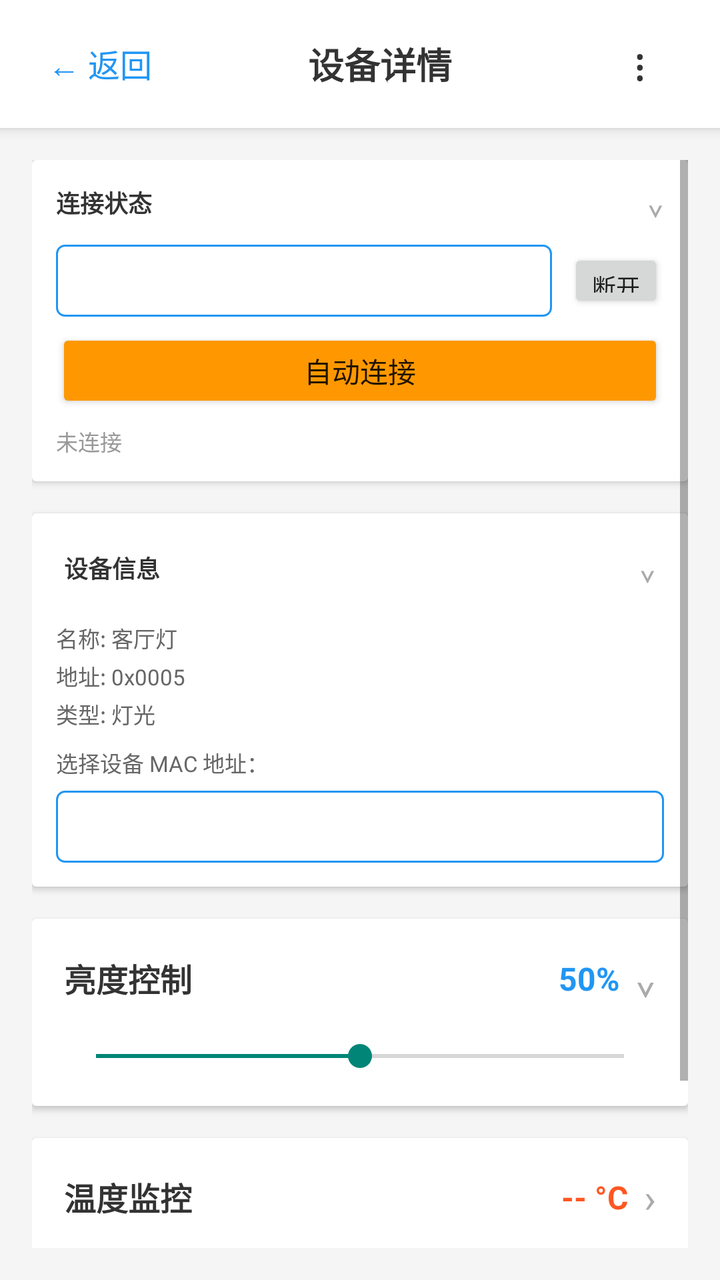
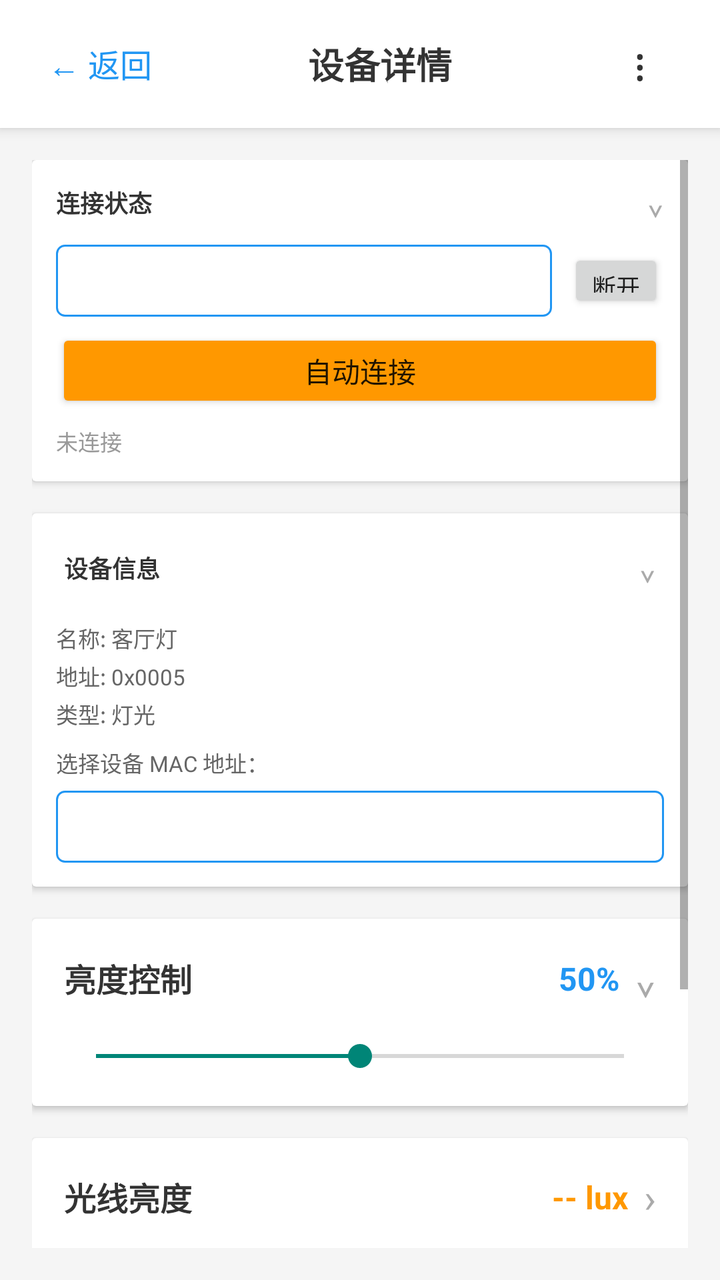

Screens rendered from an Android XML layout before and after an edit, with the pre-edit source and the edit as a unified diff.
<!-- AndroidManifest.xml: activity theme Theme.BLE_Device_Mesh -->
<!-- res/layout/activity_device_detail.xml -->
<?xml version="1.0" encoding="utf-8"?>
<LinearLayout xmlns:android="http://schemas.android.com/apk/res/android"
    android:layout_width="match_parent"
    android:layout_height="match_parent"
    android:orientation="vertical"
    android:background="#F5F5F5"
    android:fitsSystemWindows="true">

    
    <LinearLayout
        android:layout_width="match_parent"
        android:layout_height="wrap_content"
        android:minHeight="56dp"
        android:background="@android:color/white"
        android:elevation="4dp"
        android:gravity="center_vertical"
        android:paddingStart="16dp"
        android:paddingEnd="16dp"
        android:paddingTop="8dp"
        android:paddingBottom="8dp">

        <TextView
            android:id="@+id/btnBack"
            android:layout_width="wrap_content"
            android:layout_height="wrap_content"
            android:text="← 返回"
            android:textSize="16sp"
            android:textColor="#2196F3"
            android:padding="8dp"
            android:background="?android:attr/selectableItemBackground"/>

        <TextView
            android:id="@+id/tvTitle"
            android:layout_width="0dp"
            android:layout_height="wrap_content"
            android:layout_weight="1"
            android:text="设备详情"
            android:textSize="18sp"
            android:textStyle="bold"
            android:textColor="#333333"
            android:gravity="center"/>

        <TextView
            android:id="@+id/btnMenu"
            android:layout_width="48dp"
            android:layout_height="48dp"
            android:text="⋮"
            android:textSize="22sp"
            android:textColor="#333333"
            android:gravity="center"
            android:background="?android:attr/selectableItemBackgroundBorderless"/>

    </LinearLayout>

    <ScrollView
        android:layout_width="match_parent"
        android:layout_height="match_parent"
        android:padding="16dp">

        <LinearLayout
            android:layout_width="match_parent"
            android:layout_height="wrap_content"
            android:orientation="vertical">

            
            <androidx.cardview.widget.CardView
                android:layout_width="match_parent"
                android:layout_height="wrap_content"
                android:layout_marginBottom="16dp"
                android:elevation="4dp">

                <LinearLayout
                    android:layout_width="match_parent"
                    android:layout_height="wrap_content"
                    android:orientation="vertical">

                    <LinearLayout
                        android:id="@+id/headerConnection"
                        android:layout_width="match_parent"
                        android:layout_height="wrap_content"
                        android:orientation="horizontal"
                        android:gravity="center_vertical"
                        android:paddingStart="12dp"
                        android:paddingEnd="12dp"
                        android:paddingTop="10dp"
                        android:paddingBottom="10dp"
                        android:background="?android:attr/selectableItemBackground">

                        <TextView
                            android:layout_width="0dp"
                            android:layout_height="wrap_content"
                            android:layout_weight="1"
                            android:text="连接状态"
                            android:textSize="12sp"
                            android:textStyle="bold"
                            android:textColor="#333333"/>

                        <TextView
                            android:id="@+id/iconConnection"
                            android:layout_width="wrap_content"
                            android:layout_height="wrap_content"
                            android:text="⌄"
                            android:textSize="16sp"
                            android:textColor="#AAAAAA"/>
                    </LinearLayout>

                    <LinearLayout
                        android:id="@+id/bodyConnection"
                        android:layout_width="match_parent"
                        android:layout_height="wrap_content"
                        android:orientation="vertical"
                        android:paddingStart="12dp"
                        android:paddingEnd="12dp"
                        android:paddingBottom="12dp">

                        <LinearLayout
                            android:layout_width="match_parent"
                            android:layout_height="wrap_content"
                            android:orientation="horizontal"
                            android:gravity="center_vertical">

                            <Spinner
                                android:id="@+id/spinnerProxyAddress"
                                android:layout_width="0dp"
                                android:layout_height="36dp"
                                android:layout_weight="1"
                                android:layout_marginEnd="8dp"
                                android:background="@drawable/spinner_background"
                                android:spinnerMode="dropdown"/>

                            <Button
                                android:id="@+id/btnConnect"
                                android:layout_width="wrap_content"
                                android:layout_height="32dp"
                                android:text="断开"
                                android:textSize="12sp"
                                android:minWidth="0dp"
                                android:paddingStart="12dp"
                                android:paddingEnd="12dp"/>

                        </LinearLayout>

                        <Button
                            android:id="@+id/btnAutoConnect"
                            android:layout_width="match_parent"
                            android:layout_height="42dp"
                            android:layout_marginTop="6dp"
                            android:text="自动连接"
                            android:textSize="14sp"
                            android:backgroundTint="#FF9800"/>

                        <TextView
                            android:id="@+id/tvConnectionStatus"
                            android:layout_width="wrap_content"
                            android:layout_height="wrap_content"
                            android:layout_marginTop="6dp"
                            android:text="未连接"
                            android:textSize="11sp"
                            android:textColor="#999999"/>

                    </LinearLayout>
                </LinearLayout>

            </androidx.cardview.widget.CardView>

            
            <androidx.cardview.widget.CardView
                android:layout_width="match_parent"
                android:layout_height="wrap_content"
                android:layout_marginBottom="16dp"
                android:elevation="4dp">

                <LinearLayout
                    android:layout_width="match_parent"
                    android:layout_height="wrap_content"
                    android:orientation="vertical">

                    <LinearLayout
                        android:id="@+id/headerDeviceInfo"
                        android:layout_width="match_parent"
                        android:layout_height="wrap_content"
                        android:orientation="horizontal"
                        android:gravity="center_vertical"
                        android:padding="16dp"
                        android:background="?android:attr/selectableItemBackground">

                        <TextView
                            android:layout_width="0dp"
                            android:layout_height="wrap_content"
                            android:layout_weight="1"
                            android:text="设备信息"
                            android:textSize="12sp"
                            android:textStyle="bold"
                            android:textColor="#333333"/>

                        <TextView
                            android:id="@+id/iconDeviceInfo"
                            android:layout_width="wrap_content"
                            android:layout_height="wrap_content"
                            android:text="⌄"
                            android:textSize="16sp"
                            android:textColor="#AAAAAA"/>
                    </LinearLayout>

                    <LinearLayout
                        android:id="@+id/bodyDeviceInfo"
                        android:layout_width="match_parent"
                        android:layout_height="wrap_content"
                        android:orientation="vertical"
                        android:paddingStart="12dp"
                        android:paddingEnd="12dp"
                        android:paddingBottom="12dp">

                        <TextView
                            android:id="@+id/tvDeviceInfo"
                            android:layout_width="wrap_content"
                            android:layout_height="wrap_content"
                            android:text="名称: 客厅灯\n地址: 0x0005\n类型: 灯光"
                            android:textSize="11sp"
                            android:textColor="#666666"
                            android:lineSpacingExtra="3dp"
                            android:layout_marginBottom="8dp"/>

                        <TextView
                            android:layout_width="wrap_content"
                            android:layout_height="wrap_content"
                            android:text="选择设备 MAC 地址："
                            android:textSize="11sp"
                            android:textColor="#666666"
                            android:layout_marginBottom="6dp"/>

                        <Spinner
                            android:id="@+id/spinnerDeviceMac"
                            android:layout_width="match_parent"
                            android:layout_height="36dp"
                            android:background="@drawable/spinner_background"
                            android:spinnerMode="dropdown"/>

                    </LinearLayout>
                </LinearLayout>

            </androidx.cardview.widget.CardView>

            
            <androidx.cardview.widget.CardView
                android:layout_width="match_parent"
                android:layout_height="wrap_content"
                android:layout_marginBottom="16dp"
                android:elevation="4dp">

                <LinearLayout
                    android:layout_width="match_parent"
                    android:layout_height="wrap_content"
                    android:orientation="vertical">

                    <LinearLayout
                        android:id="@+id/headerBrightness"
                        android:layout_width="match_parent"
                        android:layout_height="wrap_content"
                        android:orientation="horizontal"
                        android:gravity="center_vertical"
                        android:padding="16dp"
                        android:background="?android:attr/selectableItemBackground">

                        <TextView
                            android:layout_width="0dp"
                            android:layout_height="wrap_content"
                            android:layout_weight="1"
                            android:text="亮度控制"
                            android:textSize="16sp"
                            android:textStyle="bold"
                            android:textColor="#333333"/>

                        <TextView
                            android:id="@+id/tvBrightnessValue"
                            android:layout_width="wrap_content"
                            android:layout_height="wrap_content"
                            android:layout_marginEnd="8dp"
                            android:text="50%"
                            android:textSize="16sp"
                            android:textColor="#2196F3"
                            android:textStyle="bold"/>

                        <TextView
                            android:id="@+id/iconBrightness"
                            android:layout_width="wrap_content"
                            android:layout_height="wrap_content"
                            android:text="⌄"
                            android:textSize="20sp"
                            android:textColor="#AAAAAA"/>
                    </LinearLayout>

                    <LinearLayout
                        android:id="@+id/bodyBrightness"
                        android:layout_width="match_parent"
                        android:layout_height="wrap_content"
                        android:orientation="vertical"
                        android:paddingStart="16dp"
                        android:paddingEnd="16dp"
                        android:paddingBottom="16dp">

                        <SeekBar
                            android:id="@+id/seekBarBrightness"
                            android:layout_width="match_parent"
                            android:layout_height="wrap_content"
                            android:max="100"
                            android:progress="50"/>

                    </LinearLayout>
                </LinearLayout>

            </androidx.cardview.widget.CardView>

            
            <androidx.cardview.widget.CardView
                android:layout_width="match_parent"
                android:layout_height="wrap_content"
                android:layout_marginBottom="16dp"
                android:elevation="4dp">

                <LinearLayout
                    android:layout_width="match_parent"
                    android:layout_height="wrap_content"
                    android:orientation="vertical">

                    <LinearLayout
                        android:id="@+id/headerTemperature"
                        android:layout_width="match_parent"
                        android:layout_height="wrap_content"
                        android:orientation="horizontal"
                        android:gravity="center_vertical"
                        android:padding="16dp"
                        android:background="?android:attr/selectableItemBackground">

                        <TextView
                            android:layout_width="0dp"
                            android:layout_height="wrap_content"
                            android:layout_weight="1"
                            android:text="温度监控"
                            android:textSize="16sp"
                            android:textStyle="bold"
                            android:textColor="#333333"/>

                        <TextView
                            android:id="@+id/tvTemperatureValue"
                            android:layout_width="wrap_content"
                            android:layout_height="wrap_content"
                            android:layout_marginEnd="8dp"
                            android:text="-- °C"
                            android:textSize="16sp"
                            android:textStyle="bold"
                            android:textColor="#FF5722"/>

                        <TextView
                            android:id="@+id/iconTemperature"
                            android:layout_width="wrap_content"
                            android:layout_height="wrap_content"
                            android:text="›"
                            android:textSize="20sp"
                            android:textColor="#AAAAAA"/>
                    </LinearLayout>

                    <LinearLayout
                        android:id="@+id/bodyTemperature"
                        android:layout_width="match_parent"
                        android:layout_height="wrap_content"
                        android:orientation="vertical"
                        android:paddingStart="16dp"
                        android:paddingEnd="16dp"
                        android:paddingBottom="16dp"
                        android:visibility="gone">

                        <Button
                            android:id="@+id/btnRefreshTemp"
                            android:layout_width="wrap_content"
                            android:layout_height="wrap_content"
                            android:text="刷新温度"
                            android:backgroundTint="#FF5722"
                            android:textColor="@android:color/white"/>

                    </LinearLayout>
                </LinearLayout>

            </androidx.cardview.widget.CardView>

            
            <androidx.cardview.widget.CardView
                android:layout_width="match_parent"
                android:layout_height="wrap_content"
                android:layout_marginBottom="16dp"
                android:elevation="4dp">

                <LinearLayout
                    android:layout_width="match_parent"
                    android:layout_height="wrap_content"
                    android:orientation="vertical">

                    <LinearLayout
                        android:id="@+id/headerTime"
                        android:layout_width="match_parent"
                        android:layout_height="wrap_content"
                        android:orientation="horizontal"
                        android:gravity="center_vertical"
                        android:padding="16dp"
                        android:background="?android:attr/selectableItemBackground">

                        <TextView
                            android:layout_width="0dp"
                            android:layout_height="wrap_content"
                            android:layout_weight="1"
                            android:text="时间同步"
                            android:textSize="16sp"
                            android:textStyle="bold"
                            android:textColor="#333333"/>

                        <TextView
                            android:id="@+id/iconTime"
                            android:layout_width="wrap_content"
                            android:layout_height="wrap_content"
                            android:text="›"
                            android:textSize="20sp"
                            android:textColor="#AAAAAA"/>
                    </LinearLayout>

                    <LinearLayout
                        android:id="@+id/bodyTime"
                        android:layout_width="match_parent"
                        android:layout_height="wrap_content"
                        android:orientation="vertical"
                        android:paddingStart="16dp"
                        android:paddingEnd="16dp"
                        android:paddingBottom="16dp"
                        android:visibility="gone">

                        <TextView
                            android:id="@+id/tvDeviceTime"
                            android:layout_width="match_parent"
                            android:layout_height="wrap_content"
                            android:text="设备时间: --"
                            android:textSize="14sp"
                            android:textColor="#666666"
                            android:layout_marginBottom="12dp"/>

                        <LinearLayout
                            android:layout_width="match_parent"
                            android:layout_height="wrap_content"
                            android:orientation="horizontal"
                            android:gravity="center_vertical">

                            <Button
                                android:id="@+id/btnReadTime"
                                android:layout_width="0dp"
                                android:layout_height="wrap_content"
                                android:layout_weight="1"
                                android:layout_marginEnd="8dp"
                                android:text="读取时间"
                                android:backgroundTint="#4CAF50"/>

                            <Button
                                android:id="@+id/btnSyncTime"
                                android:layout_width="0dp"
                                android:layout_height="wrap_content"
                                android:layout_weight="1"
                                android:text="同步时间"
                                android:backgroundTint="#2196F3"/>

                        </LinearLayout>

                    </LinearLayout>
                </LinearLayout>

            </androidx.cardview.widget.CardView>

            
            <androidx.cardview.widget.CardView
                android:id="@+id/cardSchedule"
                android:layout_width="match_parent"
                android:layout_height="wrap_content"
                android:layout_marginBottom="16dp"
                android:elevation="4dp"
                android:visibility="gone">

                <LinearLayout
                    android:layout_width="match_parent"
                    android:layout_height="wrap_content"
                    android:orientation="vertical">

                    <LinearLayout
                        android:id="@+id/headerSchedule"
                        android:layout_width="match_parent"
                        android:layout_height="wrap_content"
                        android:orientation="horizontal"
                        android:gravity="center_vertical"
                        android:padding="16dp"
                        android:background="?android:attr/selectableItemBackground">

                        <TextView
                            android:layout_width="0dp"
                            android:layout_height="wrap_content"
                            android:layout_weight="1"
                            android:text="定时开关"
                            android:textSize="16sp"
                            android:textStyle="bold"
                            android:textColor="#333333"/>

                        <TextView
                            android:id="@+id/iconSchedule"
                            android:layout_width="wrap_content"
                            android:layout_height="wrap_content"
                            android:text="›"
                            android:textSize="20sp"
                            android:textColor="#AAAAAA"/>
                    </LinearLayout>

                    <LinearLayout
                        android:id="@+id/bodySchedule"
                        android:layout_width="match_parent"
                        android:layout_height="wrap_content"
                        android:orientation="vertical"
                        android:paddingStart="16dp"
                        android:paddingEnd="16dp"
                        android:paddingBottom="16dp"
                        android:visibility="gone">

                        
                        <LinearLayout
                            android:layout_width="match_parent"
                            android:layout_height="wrap_content"
                            android:orientation="horizontal"
                            android:gravity="center_vertical"
                            android:layout_marginBottom="12dp">

                            <TextView
                                android:layout_width="0dp"
                                android:layout_height="wrap_content"
                                android:layout_weight="1"
                                android:text="定时开机"
                                android:textSize="14sp"
                                android:textColor="#333333"/>

                            <TextView
                                android:id="@+id/tvOnTime"
                                android:layout_width="wrap_content"
                                android:layout_height="wrap_content"
                                android:text="未设置"
                                android:textSize="14sp"
                                android:textColor="#2196F3"
                                android:layout_marginEnd="8dp"/>

                            <TextView
                                android:id="@+id/tvOnRepeat"
                                android:layout_width="wrap_content"
                                android:layout_height="wrap_content"
                                android:text="每天"
                                android:textSize="11sp"
                                android:textColor="#FFFFFF"
                                android:background="#2196F3"
                                android:paddingStart="6dp"
                                android:paddingEnd="6dp"
                                android:paddingTop="2dp"
                                android:paddingBottom="2dp"
                                android:layout_marginEnd="6dp"/>

                            <Button
                                android:id="@+id/btnSetOnTime"
                                android:layout_width="wrap_content"
                                android:layout_height="32dp"
                                android:text="设置"
                                android:textSize="12sp"
                                android:minWidth="0dp"
                                android:paddingStart="12dp"
                                android:paddingEnd="12dp"
                                android:layout_marginEnd="4dp"
                                android:backgroundTint="#4CAF50"/>

                            <Button
                                android:id="@+id/btnClearOnTime"
                                android:layout_width="wrap_content"
                                android:layout_height="32dp"
                                android:text="清除"
                                android:textSize="12sp"
                                android:minWidth="0dp"
                                android:paddingStart="12dp"
                                android:paddingEnd="12dp"
                                android:backgroundTint="#9E9E9E"/>
                        </LinearLayout>

                        
                        <LinearLayout
                            android:layout_width="match_parent"
                            android:layout_height="wrap_content"
                            android:orientation="horizontal"
                            android:gravity="center_vertical">

                            <TextView
                                android:layout_width="0dp"
                                android:layout_height="wrap_content"
                                android:layout_weight="1"
                                android:text="定时关机"
                                android:textSize="14sp"
                                android:textColor="#333333"/>

                            <TextView
                                android:id="@+id/tvOffTime"
                                android:layout_width="wrap_content"
                                android:layout_height="wrap_content"
                                android:text="未设置"
                                android:textSize="14sp"
                                android:textColor="#FF5722"
                                android:layout_marginEnd="8dp"/>

                            <TextView
                                android:id="@+id/tvOffRepeat"
                                android:layout_width="wrap_content"
                                android:layout_height="wrap_content"
                                android:text="每天"
                                android:textSize="11sp"
                                android:textColor="#FFFFFF"
                                android:background="#FF5722"
                                android:paddingStart="6dp"
                                android:paddingEnd="6dp"
                                android:paddingTop="2dp"
                                android:paddingBottom="2dp"
                                android:layout_marginEnd="6dp"/>

                            <Button
                                android:id="@+id/btnSetOffTime"
                                android:layout_width="wrap_content"
                                android:layout_height="32dp"
                                android:text="设置"
                                android:textSize="12sp"
                                android:minWidth="0dp"
                                android:paddingStart="12dp"
                                android:paddingEnd="12dp"
                                android:layout_marginEnd="4dp"
                                android:backgroundTint="#FF5722"/>

                            <Button
                                android:id="@+id/btnClearOffTime"
                                android:layout_width="wrap_content"
                                android:layout_height="32dp"
                                android:text="清除"
                                android:textSize="12sp"
                                android:minWidth="0dp"
                                android:paddingStart="12dp"
                                android:paddingEnd="12dp"
                                android:backgroundTint="#9E9E9E"/>
                        </LinearLayout>

                    </LinearLayout>
                </LinearLayout>

            </androidx.cardview.widget.CardView>

            
            <TextView
                android:id="@+id/tvStatus"
                android:layout_width="wrap_content"
                android:layout_height="wrap_content"
                android:text="状态: 未连接"
                android:textSize="12sp"
                android:textColor="#999999"
                android:layout_marginTop="8dp"/>

        </LinearLayout>

    </ScrollView>

</LinearLayout>
<!-- resources referenced by this layout -->
<resources>
  <!-- drawable spinner_background (drawable) -->
  <?xml version="1.0" encoding="utf-8"?>
  <shape xmlns:android="http://schemas.android.com/apk/res/android">
      <solid android:color="#FFFFFF"/>
      <corners android:radius="4dp"/>
      <stroke
          android:width="1dp"
          android:color="#2196F3"/>
      <padding
          android:left="12dp"
          android:top="8dp"
          android:right="12dp"
          android:bottom="8dp"/>
  </shape>
  <style name="Theme.BLE_Device_Mesh" parent="android:Theme.Material.Light.NoActionBar" />
</resources>

<!-- the commit's change to res/layout/activity_device_detail.xml (unified diff, before → after) -->
@@ -324,6 +324,78 @@
                     android:orientation="vertical">
 
                     <LinearLayout
+                        android:id="@+id/headerLightLevel"
+                        android:layout_width="match_parent"
+                        android:layout_height="wrap_content"
+                        android:orientation="horizontal"
+                        android:gravity="center_vertical"
+                        android:padding="16dp"
+                        android:background="?android:attr/selectableItemBackground">
+
+                        <TextView
+                            android:layout_width="0dp"
+                            android:layout_height="wrap_content"
+                            android:layout_weight="1"
+                            android:text="光线亮度"
+                            android:textSize="16sp"
+                            android:textStyle="bold"
+                            android:textColor="#333333"/>
+
+                        <TextView
+                            android:id="@+id/tvLightLevelValue"
+                            android:layout_width="wrap_content"
+                            android:layout_height="wrap_content"
+                            android:layout_marginEnd="8dp"
+                            android:text="-- lux"
+                            android:textSize="16sp"
+                            android:textStyle="bold"
+                            android:textColor="#FF9800"/>
+
+                        <TextView
+                            android:id="@+id/iconLightLevel"
+                            android:layout_width="wrap_content"
+                            android:layout_height="wrap_content"
+                            android:text="›"
+                            android:textSize="20sp"
+                            android:textColor="#AAAAAA"/>
+                    </LinearLayout>
+
+                    <LinearLayout
+                        android:id="@+id/bodyLightLevel"
+                        android:layout_width="match_parent"
+                        android:layout_height="wrap_content"
+                        android:orientation="vertical"
+                        android:paddingStart="16dp"
+                        android:paddingEnd="16dp"
+                        android:paddingBottom="16dp"
+                        android:visibility="gone">
+
+                        <Button
+                            android:id="@+id/btnRefreshLightLevel"
+                            android:layout_width="wrap_content"
+                            android:layout_height="wrap_content"
+                            android:text="刷新光照"
+                            android:backgroundTint="#FF9800"
+                            android:textColor="@android:color/white"/>
+
+                    </LinearLayout>
+                </LinearLayout>
+
+            </androidx.cardview.widget.CardView>
+
+            
+            <androidx.cardview.widget.CardView
+                android:layout_width="match_parent"
+                android:layout_height="wrap_content"
+                android:layout_marginBottom="16dp"
+                android:elevation="4dp">
+
+                <LinearLayout
+                    android:layout_width="match_parent"
+                    android:layout_height="wrap_content"
+                    android:orientation="vertical">
+
+                    <LinearLayout
                         android:id="@+id/headerTemperature"
                         android:layout_width="match_parent"
                         android:layout_height="wrap_content"
